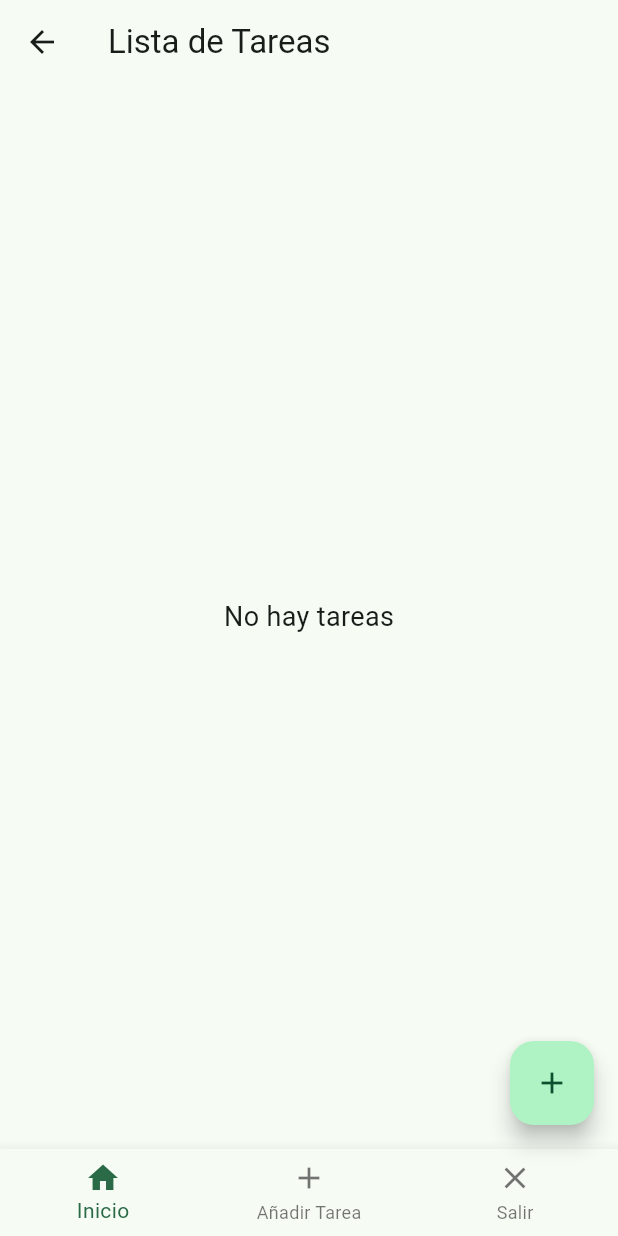
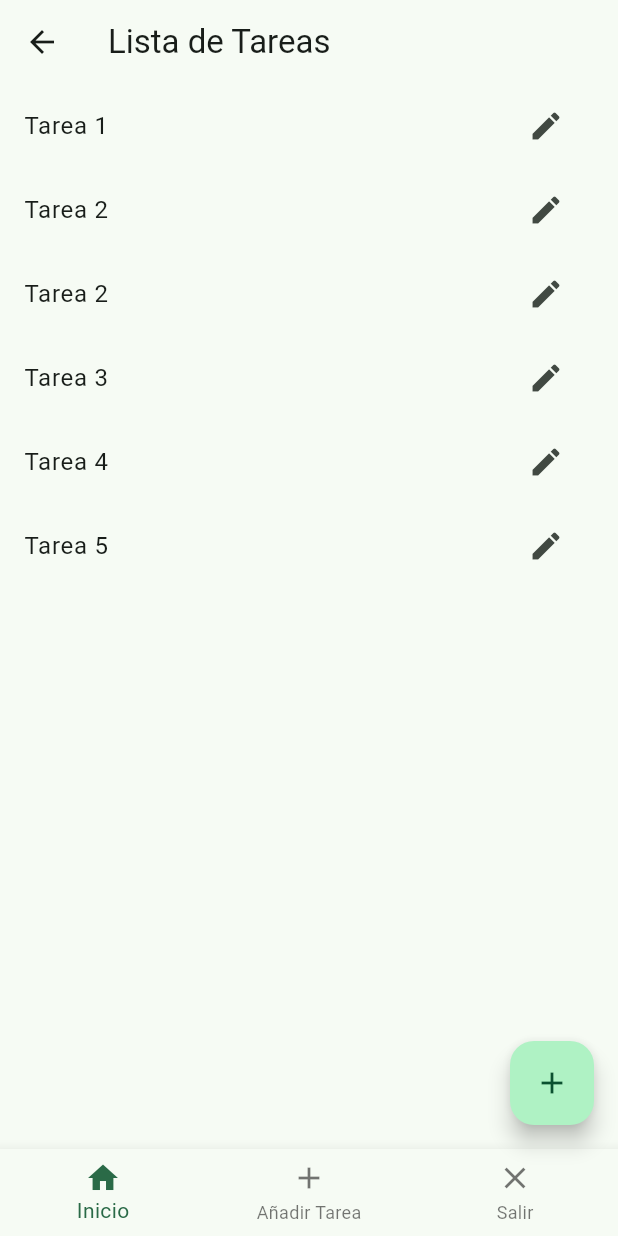
Before and after one commit to danusitacm/dcristaldo-flutter01, a Flutter app: the TareasScreen screen opened directly, on a phone screen of 412 x 824 dp. Run offline on Flutter 3.47's test engine with Material 3 defaults, Android fonts, the phone set to English and light mode, and no system bars.

Commit message:
Prompt 2: Agrega el servicio de tareas y sus usos

```diff
--- /dev/null
+++ b/lib/api/services/task_service.dart
@@ -0,0 +1,26 @@
+import '../../data/task_repository.dart';
+import '../../domain/task.dart';
+
+class TaskService {
+  final TaskRepository _taskRepository = TaskRepository();
+
+  // Obtiene todas las tareas
+  List<Task> getAllTasks() {
+    return _taskRepository.getTasks();
+  }
+
+  // Agrega una nueva tarea
+  void addTask(Task task) {
+    _taskRepository.addTask(task);
+  }
+
+  // Edita una tarea existente
+  void updateTask(int index, Task updatedTask) {
+    _taskRepository.updateTask(index, updatedTask);
+  }
+
+  // Elimina una tarea
+  void deleteTask(int index) {
+    _taskRepository.deleteTask(index);
+  }
+}
--- a/lib/data/task_repository.dart
+++ b/lib/data/task_repository.dart
@@ -2,15 +2,35 @@ import '../domain/task.dart';
 
 class TaskRepository {
   final List<Task> _tasks = [
-    Task(title: 'Tarea 1', type: 'Urgente'),
-    Task(title: 'Tarea 2', type: 'Urgente'),
-    Task(title: 'Tarea 2'),
-    Task(title: 'Tarea 3'),
-    Task(title: 'Tarea 4'),
-    Task(title: 'Tarea 5'),
+    Task(title: 'Tarea 1', type: 'Urgente', detail: 'Sin detalles'),
+    Task(title: 'Tarea 2', type: 'Urgente', detail: 'Sin detalles'),
+    Task(title: 'Tarea 2', detail: 'Sin detalles'),
+    Task(title: 'Tarea 3', detail: 'Sin detalles'),
+    Task(title: 'Tarea 4', detail: 'Sin detalles'),
+    Task(title: 'Tarea 5', detail: 'Sin detalles'),
   ];
 
+  // Obtiene todas las tareas
   List<Task> getTasks() {
     return _tasks;
   }
+
+  // Agrega una nueva tarea
+  void addTask(Task task) {
+    _tasks.add(task);
+  }
+
+  // Actualiza una tarea existente
+  void updateTask(int index, Task updatedTask) {
+    if (index >= 0 && index < _tasks.length) {
+      _tasks[index] = updatedTask;
+    }
+  }
+
+  // Elimina una tarea
+  void deleteTask(int index) {
+    if (index >= 0 && index < _tasks.length) {
+      _tasks.removeAt(index);
+    }
+  }
 }
--- a/lib/domain/task.dart
+++ b/lib/domain/task.dart
@@ -1,5 +1,13 @@
 class Task {
   final String title;
   final String type;
-  Task({required this.title, this.type = 'Normal'});
+  final String detail;
+  final DateTime date;
+
+  Task({
+    required this.title,
+    this.type = 'Normal',
+    required this.detail,
+    DateTime? date,
+  }) : date = date ?? DateTime.now();
 }
--- a/lib/presentation/tareas_screen.dart
+++ b/lib/presentation/tareas_screen.dart
@@ -2,6 +2,8 @@ import 'package:flutter/material.dart';
 import 'package:dcristaldo/views/login_screen.dart';
 import 'package:dcristaldo/views/welcome_screen.dart';
 import 'package:dcristaldo/constants.dart';
+import 'package:dcristaldo/api/services/task_service.dart';
+import 'package:dcristaldo/domain/task.dart';
 
 class TareasScreen extends StatefulWidget {
   const TareasScreen({super.key});
@@ -11,10 +13,18 @@ class TareasScreen extends StatefulWidget {
 }
 
 class _TareasScreenState extends State<TareasScreen> {
-  final List<Map<String, dynamic>> tareas = [];
+  final TaskService _taskService = TaskService(); // Instancia del servicio
+  late List<Task> tareas; // Lista de tareas obtenida del servicio
   final GlobalKey<FormState> _formKey = GlobalKey<FormState>();
 
   int _selectedIndex = 0; // Índice del elemento seleccionado en el navbar
+
+  @override
+  void initState() {
+    super.initState();
+    tareas =
+        _taskService.getAllTasks(); // Carga inicial de tareas desde el servicio
+  }
 
   void _onItemTapped(int index) {
     setState(() {
@@ -42,33 +52,41 @@ class _TareasScreenState extends State<TareasScreen> {
   }
 
   void _agregarTarea(String titulo, String detalle, DateTime fecha) {
+    final nuevaTarea = Task(title: titulo, detail: detalle, date: fecha);
     setState(() {
-      tareas.add({'titulo': titulo, 'detalle': detalle, 'fecha': fecha});
+      _taskService.addTask(nuevaTarea); // Agrega la tarea usando el servicio
+      tareas =
+          _taskService.getAllTasks(); // Actualiza la lista desde el servicio
     });
   }
 
   void _editarTarea(int index, String titulo, String detalle, DateTime fecha) {
+    final tareaActualizada = Task(title: titulo, detail: detalle, date: fecha);
     setState(() {
-      tareas[index] = {'titulo': titulo, 'detalle': detalle, 'fecha': fecha};
+      _taskService.updateTask(
+        index,
+        tareaActualizada,
+      ); // Edita la tarea usando el servicio
+      tareas =
+          _taskService.getAllTasks(); // Actualiza la lista desde el servicio
     });
   }
 
   void _mostrarModalAgregarTarea({int? index}) {
     final TextEditingController tituloController = TextEditingController(
-      text: index != null ? tareas[index]['titulo'] : '',
+      text: index != null ? tareas[index].title : '',
     );
     final TextEditingController detalleController = TextEditingController(
-      text: index != null ? tareas[index]['detalle'] : '',
+      text: index != null ? tareas[index].detail : '',
     );
     final TextEditingController fechaController = TextEditingController(
       text:
           index != null
-              ? (tareas[index]['fecha'] as DateTime).toLocal().toString().split(
-                ' ',
-              )[0]
+              ? tareas[index].date.toLocal().toString().split(' ')[0]
               : '',
     );
-    DateTime? fechaSeleccionada = index != null ? tareas[index]['fecha'] : null;
+    DateTime? fechaSeleccionada = index != null ? tareas[index].date : null;
+
     showDialog(
       context: context,
       builder: (BuildContext context) {
@@ -177,30 +195,25 @@ class _TareasScreenState extends State<TareasScreen> {
   @override
   Widget build(BuildContext context) {
     return Scaffold(
-      appBar: AppBar(title: const Text(TITLE_APPBAR)), // Usando la constante
+      appBar: AppBar(title: const Text(TITLE_APPBAR)),
       body:
           tareas.isEmpty
               ? const Center(
-                child: Text(
-                  EMPTY_LIST, // Usando la constante
-                  style: TextStyle(fontSize: 18),
-                ),
+                child: Text(EMPTY_LIST, style: TextStyle(fontSize: 18)),
               )
               : ListView.builder(
                 itemCount: tareas.length,
                 itemBuilder: (context, index) {
                   final tarea = tareas[index];
                   return ListTile(
-                    title: Text(tarea['titulo']!),
+                    title: Text(tarea.title),
                     onTap: () {
-                      _mostrarModalAgregarTarea(
-                        index: index,
-                      ); // Editar tarea al tocar
+                      _mostrarModalAgregarTarea(index: index);
                     },
                     trailing: IconButton(
                       icon: const Icon(Icons.edit),
                       onPressed: () {
-                        _mostrarModalAgregarTarea(index: index); // Editar tarea
+                        _mostrarModalAgregarTarea(index: index);
                       },
                     ),
                   );
@@ -212,8 +225,8 @@ class _TareasScreenState extends State<TareasScreen> {
         child: const Icon(Icons.add),
       ),
       bottomNavigationBar: BottomNavigationBar(
-        currentIndex: _selectedIndex, // Índice del elemento seleccionado
-        onTap: _onItemTapped, // Maneja el evento de selección
+        currentIndex: _selectedIndex,
+        onTap: _onItemTapped,
         items: const [
           BottomNavigationBarItem(icon: Icon(Icons.home), label: "Inicio"),
           BottomNavigationBarItem(icon: Icon(Icons.add), label: 'Añadir Tarea'),
```
